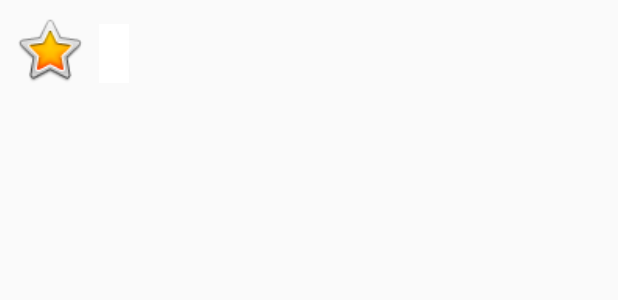
After one commit to Trabador/Chat-with-Kotlin-for-Android, an Android app: the layout message_received_item_layout.xml on its own in the app's theme, with its tools: preview values and no code run, on a phone screen of 412 x 824 dp. The commit adds this screen. Shown: the top 300 px of the screen. Run offline under Robolectric (Android 15) with nearby library versions, the phone set to English and light mode, and no system bars.

Commit message:
Added chat peer to peer functionality activity with recyclerview messages.

```diff
--- a/app/build.gradle
+++ b/app/build.gradle
@@ -3,6 +3,11 @@ apply plugin: 'com.android.application'
 apply plugin: 'kotlin-android'
 
 apply plugin: 'kotlin-android-extensions'
+
+
+androidExtensions{
+    experimental = true
+}
 
 android {
     compileSdkVersion 27
--- a/app/src/main/java/com/alexis/messengermock/MainActivity.kt
+++ b/app/src/main/java/com/alexis/messengermock/MainActivity.kt
@@ -65,7 +65,7 @@ class MainActivity : AppCompatActivity() {
         val uid = fbAuth.uid
         if(uid != null) {
             val refToNewUser = dbRef.child(uid)
-            val newUser = User(email, "")
+            val newUser = User(uid , email, "")
             refToNewUser.setValue(newUser)
                     .addOnSuccessListener {
                         Log.d("Main", "User saved into database")
--- a/app/src/main/java/com/alexis/messengermock/UserItem.kt
+++ b/app/src/main/java/com/alexis/messengermock/UserItem.kt
@@ -4,7 +4,7 @@ import com.xwray.groupie.Item
 import com.xwray.groupie.ViewHolder
 import kotlinx.android.synthetic.main.activity_user_item.view.*
 
-class UserItem(private val user : User): Item<ViewHolder>() {
+class UserItem(val user : User): Item<ViewHolder>() {
     override fun getLayout(): Int {
         return R.layout.activity_user_item
     }
--- a/app/src/main/res/layout/activity_user_item.xml
+++ b/app/src/main/res/layout/activity_user_item.xml
@@ -12,7 +12,6 @@
         android:layout_marginTop="10dp"
         android:paddingLeft="10dp"
         android:paddingRight="10dp"
-        android:text="Dummy"
         android:textSize="18sp"
         android:textStyle="bold"
         app:layout_constraintEnd_toEndOf="parent"
--- /dev/null
+++ b/app/src/main/res/layout/message_received_item_layout.xml
@@ -0,0 +1,32 @@
+<?xml version="1.0" encoding="utf-8"?>
+<android.support.constraint.ConstraintLayout xmlns:android="http://schemas.android.com/apk/res/android"
+    xmlns:app="http://schemas.android.com/apk/res-auto"
+    xmlns:tools="http://schemas.android.com/tools"
+    android:layout_width="match_parent"
+    android:layout_height="wrap_content"
+    android:layout_marginBottom="8dp">
+
+    <TextView
+        android:id="@+id/messageTextView"
+        android:layout_width="wrap_content"
+        android:layout_height="wrap_content"
+        android:layout_marginStart="8dp"
+        android:layout_marginTop="8dp"
+        android:background="@android:color/white"
+        android:maxWidth="240dp"
+        android:padding="10dp"
+        android:paddingLeft="10dp"
+        android:paddingRight="10dp"
+        app:layout_constraintStart_toEndOf="@+id/avatarView"
+        app:layout_constraintTop_toTopOf="@+id/avatarView" />
+
+    <ImageView
+        android:id="@+id/avatarView"
+        android:layout_width="50dp"
+        android:layout_height="50dp"
+        android:layout_marginStart="8dp"
+        android:layout_marginTop="8dp"
+        app:layout_constraintStart_toStartOf="parent"
+        app:layout_constraintTop_toTopOf="parent"
+        app:srcCompat="@android:drawable/btn_star_big_on" />
+</android.support.constraint.ConstraintLayout>
```
Also changed, not shown: app/src/main/AndroidManifest.xml (+8 -2 lines), app/src/main/java/com/alexis/messengermock/ChatScreen.kt (added, +103 -0 lines), app/src/main/java/com/alexis/messengermock/Message.kt (added, +8 -0 lines), app/src/main/java/com/alexis/messengermock/MessageReceivedItem.kt (added, +15 -0 lines), app/src/main/java/com/alexis/messengermock/MessageSendedItem.kt (added, +15 -0 lines), app/src/main/java/com/alexis/messengermock/NewMessage.kt (+20 -5 lines), app/src/main/java/com/alexis/messengermock/User.kt (+6 -2 lines), app/src/main/res/layout/activity_chat_screen.xml (added, +48 -0 lines), app/src/main/res/layout/message_sended_item_layout.xml (added, +32 -0 lines).
